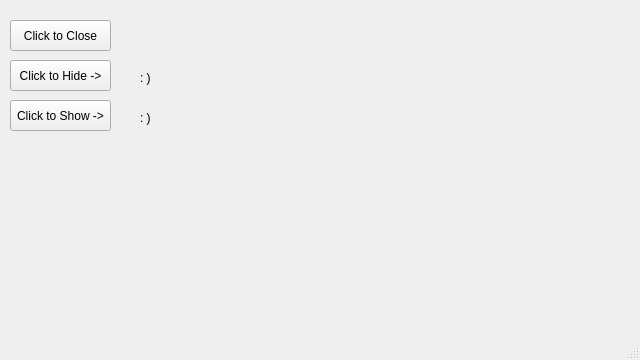
Before: the Qt Designer form QT_First_Widget/mainwindow.ui in Stemm0012/Qt_Git_Practice_Tools, drawn with Qt 5.
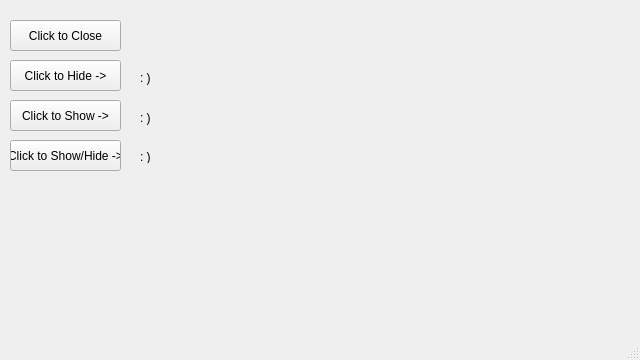
After: the same form once the commit is applied.

Commit message: click to show/hide label 1 button

Diff of the .ui file:
```diff
--- a/QT_First_Widget/mainwindow.ui
+++ b/QT_First_Widget/mainwindow.ui
@@ -22,7 +22,7 @@
      <rect>
       <x>10</x>
       <y>20</y>
-      <width>101</width>
+      <width>111</width>
       <height>31</height>
      </rect>
     </property>
@@ -35,7 +35,7 @@
      <rect>
       <x>10</x>
       <y>60</y>
-      <width>101</width>
+      <width>111</width>
       <height>31</height>
      </rect>
     </property>
@@ -61,7 +61,7 @@
      <rect>
       <x>10</x>
       <y>100</y>
-      <width>101</width>
+      <width>111</width>
       <height>31</height>
      </rect>
     </property>
@@ -88,6 +88,32 @@
      <string>: )</string>
     </property>
    </widget>
+   <widget class="QPushButton" name="pushButton_4">
+    <property name="geometry">
+     <rect>
+      <x>10</x>
+      <y>140</y>
+      <width>111</width>
+      <height>31</height>
+     </rect>
+    </property>
+    <property name="text">
+     <string>Click to Show/Hide -&gt;</string>
+    </property>
+   </widget>
+   <widget class="QLabel" name="label_3">
+    <property name="geometry">
+     <rect>
+      <x>140</x>
+      <y>150</y>
+      <width>47</width>
+      <height>13</height>
+     </rect>
+    </property>
+    <property name="text">
+     <string>: )</string>
+    </property>
+   </widget>
   </widget>
   <widget class="QMenuBar" name="menubar">
    <property name="geometry">
```
Left out of the diff: 16 changed lines with no effect on the pictures.
